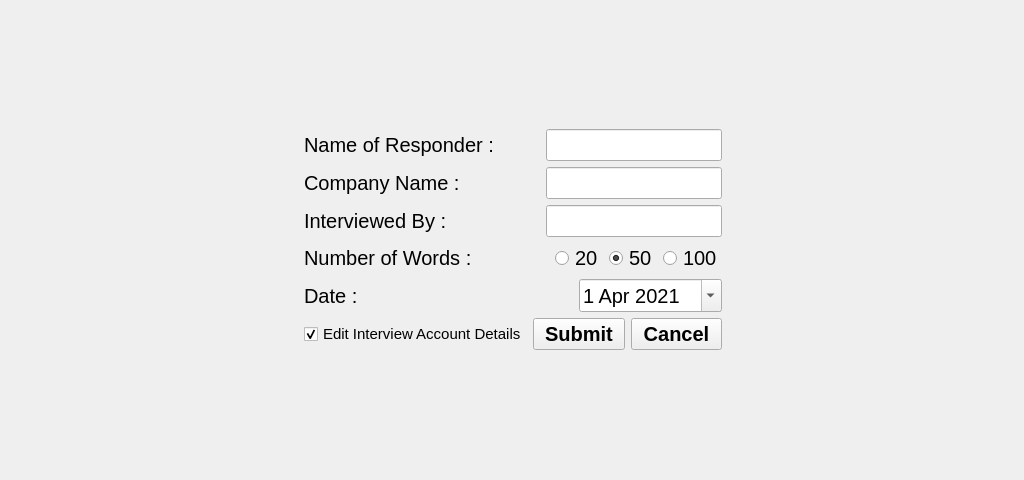
The window that 32_GUI_with_PyQt5/WAT/GUI_Files/NewInterview.ui (amir-ice-1516-iu/basic_coding_blocks) describes before a commit, drawn with Qt 5.
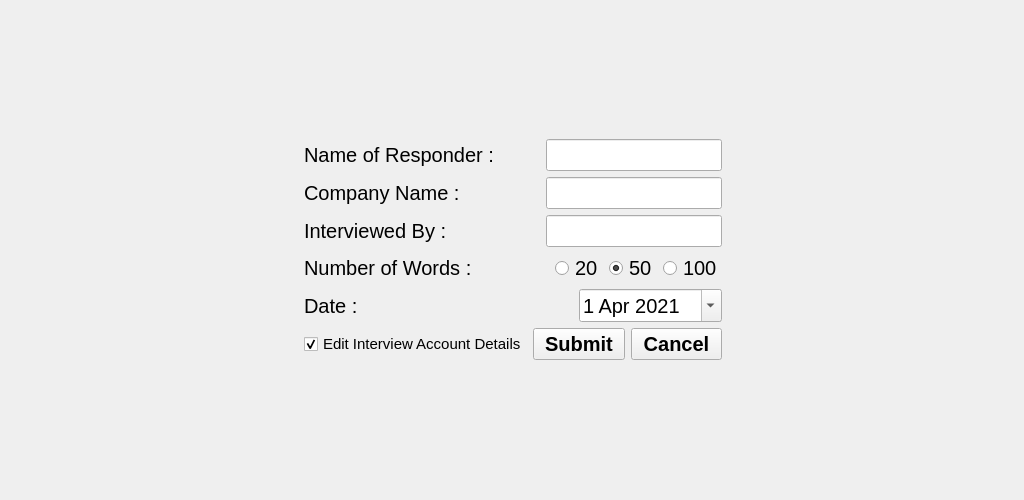
The same window after the commit.

```diff
--- a/32_GUI_with_PyQt5/WAT/GUI_Files/NewInterview.ui
+++ b/32_GUI_with_PyQt5/WAT/GUI_Files/NewInterview.ui
@@ -7,19 +7,25 @@
     <x>0</x>
     <y>0</y>
     <width>1024</width>
-    <height>480</height>
+    <height>500</height>
    </rect>
   </property>
+  <property name="sizePolicy">
+   <sizepolicy hsizetype="Fixed" vsizetype="Fixed">
+    <horstretch>0</horstretch>
+    <verstretch>0</verstretch>
+   </sizepolicy>
+  </property>
   <property name="windowTitle">
    <string>New Interview Form</string>
   </property>
-  <widget class="QWidget" name="">
+  <widget class="QWidget" name="layoutWidget">
    <property name="geometry">
     <rect>
      <x>2</x>
      <y>4</y>
      <width>1021</width>
-     <height>471</height>
+     <height>491</height>
     </rect>
    </property>
    <layout class="QHBoxLayout" name="horizontalLayout_7">
```
